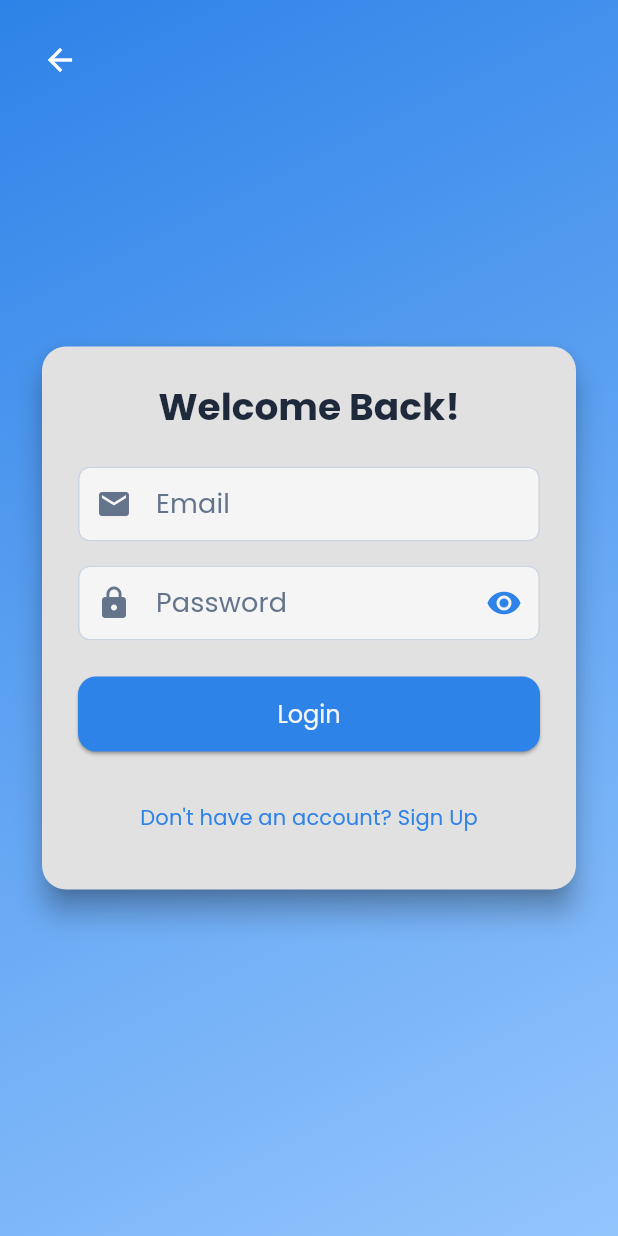
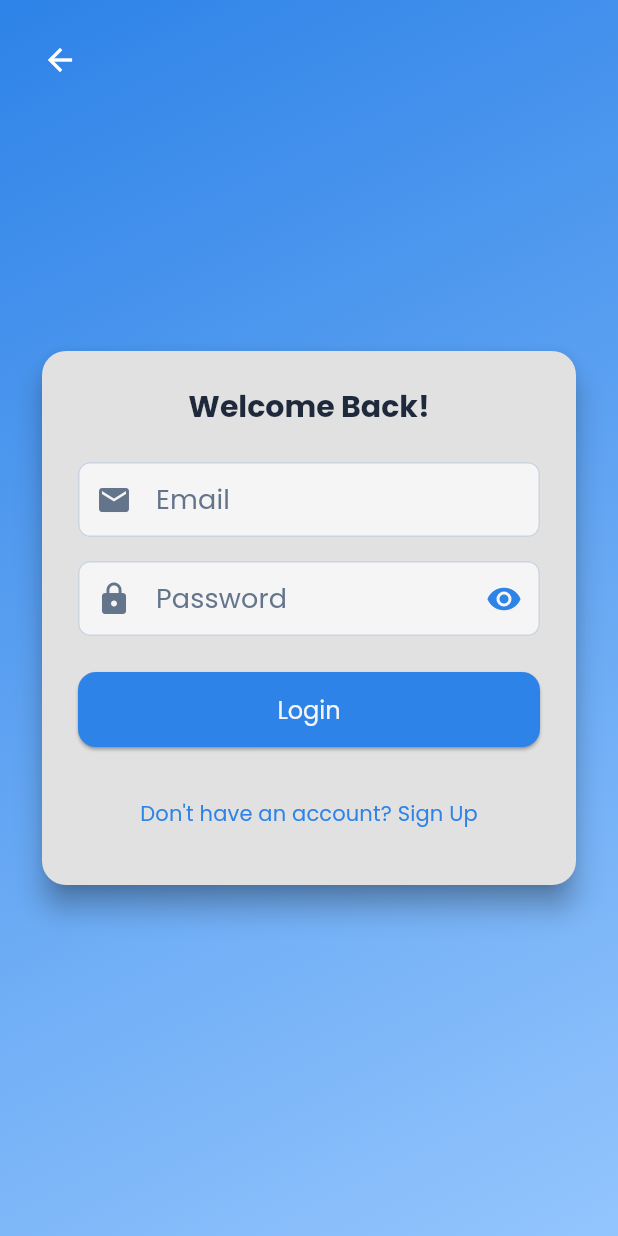
Before and after one commit to khalilFadi/safeScales-App, a Flutter app: the screen it shows after launch, after a tap on "Independent Learning", on a phone screen of 412 x 824 dp. Run offline on Flutter 3.47's test engine with Material 3 defaults, Android fonts, the phone set to English and light mode, and no system bars; our stand-ins replace flutter_dotenv, flutter_markdown, flutter_tts, font_awesome_flutter, google_fonts, package_info_plus and 2 more; missing offline and left inert: dart:js; accounts and stored records are empty; project files that could hold a hidden picture were left out.

Commit message:
redcued font size

```diff
--- a/lib/themes/app_theme.dart
+++ b/lib/themes/app_theme.dart
@@ -1081,17 +1081,17 @@ class AppTheme {
 
       headlineLarge: GoogleFonts.poppins(
         color: colorScheme.onSurface,
-        fontSize: 30, // * _fontSizeScale,
+        fontSize: 24, // * _fontSizeScale,
         fontWeight: FontWeight.bold,
       ),
       headlineMedium: GoogleFonts.poppins(
         color: colorScheme.onSurface,
-        fontSize: 25, // * _fontSizeScale,
+        fontSize: 20, // * _fontSizeScale,
         fontWeight: FontWeight.bold,
       ),
       headlineSmall: GoogleFonts.poppins(
         color: colorScheme.onSurface,
-        fontSize: 22, // * _fontSizeScale,
+        fontSize: 18, // * _fontSizeScale,
         fontWeight: FontWeight.bold,
       ),
 
@@ -1149,7 +1149,7 @@ class AppTheme {
         titleSpacing: 25,
         titleTextStyle: TextStyle(
           color: colorScheme.primary,
-          fontSize: 30,
+          fontSize: 24,
           fontWeight: FontWeight.bold,
         ),
         iconTheme: IconThemeData(
@@ -1245,7 +1245,7 @@ class AppTheme {
         titleSpacing: 25,
         titleTextStyle: TextStyle(
           color: colorScheme.onSurface,
-          fontSize: 30 * _fontSizeScale,
+          fontSize: 24 * _fontSizeScale,
           fontWeight: FontWeight.bold,
         ),
         iconTheme: IconThemeData(
```
